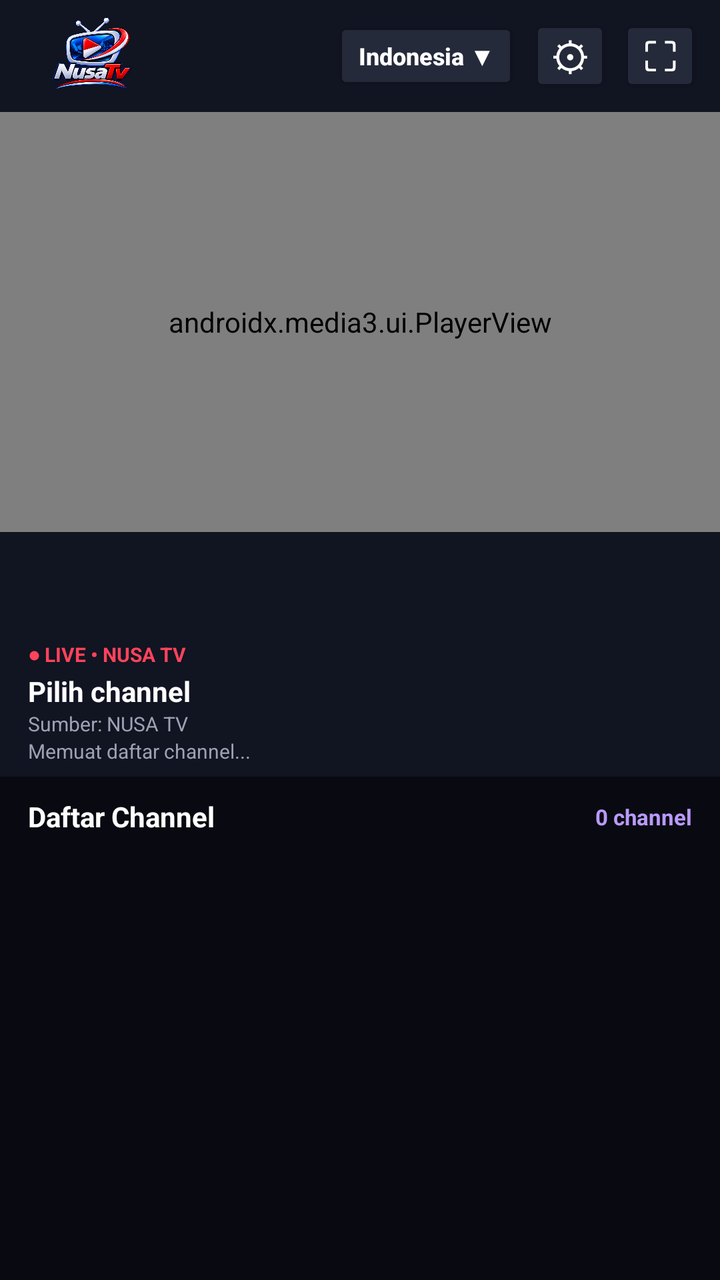
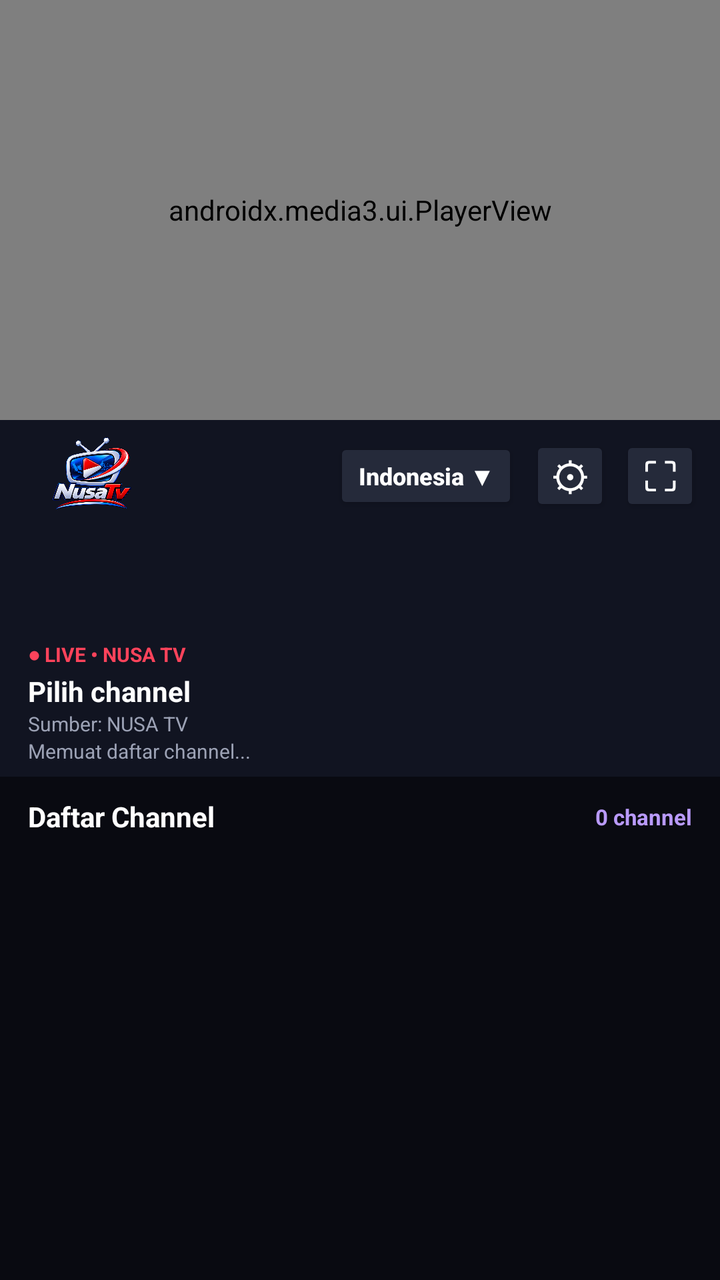

Screens rendered from an Android XML layout before and after an edit, with the pre-edit source and the edit as a unified diff.
<!-- AndroidManifest.xml: application theme Theme.AppCompat.NoActionBar -->
<!-- res/layout/activity_main.xml -->
<?xml version="1.0" encoding="utf-8"?>
<LinearLayout xmlns:android="http://schemas.android.com/apk/res/android"
    xmlns:app="http://schemas.android.com/apk/res-auto"
    android:id="@+id/rootLayout"
    android:layout_width="match_parent"
    android:layout_height="match_parent"
    android:background="#090A11"
    android:orientation="vertical">

    
    <LinearLayout
        android:id="@+id/headerBar"
        android:layout_width="match_parent"
        android:layout_height="56dp"
        android:background="#111421"
        android:gravity="center_vertical"
        android:orientation="horizontal"
        android:paddingStart="12dp"
        android:paddingEnd="10dp">
        <ImageView
            android:layout_width="68dp"
            android:layout_height="42dp"
            android:contentDescription="NUSA TV"
            android:scaleType="fitCenter"
            android:src="@drawable/nusa_tv_logo" />
        <View
            android:layout_width="0dp"
            android:layout_height="1dp"
            android:layout_weight="1" />
        <Button
            android:id="@+id/btnFilterIndo"
            android:layout_width="wrap_content"
            android:layout_height="38dp"
            android:backgroundTint="#252A3A"
            android:minWidth="92dp"
            android:paddingStart="10dp"
            android:paddingEnd="10dp"
            android:text="Indonesia ▼"
            android:textAllCaps="false"
            android:textColor="#FFFFFF"
            android:textSize="12sp"
            android:textStyle="bold" />
        <Button
            android:id="@+id/btnReload"
            android:layout_width="40dp"
            android:layout_height="40dp"
            android:layout_marginStart="6dp"
            android:backgroundTint="#252A3A"
            android:minWidth="0dp"
            android:padding="0dp"
            android:text="⚙"
            android:textColor="#FFFFFF"
            android:textSize="20sp"
            android:contentDescription="Pengaturan" />
        <Button
            android:id="@+id/btnStop"
            android:layout_width="40dp"
            android:layout_height="40dp"
            android:layout_marginStart="5dp"
            android:backgroundTint="#252A3A"
            android:minWidth="0dp"
            android:padding="0dp"
            android:text="■"
            android:textColor="#FFFFFF"
            android:visibility="gone"
            android:contentDescription="Berhenti" />
        <Button
            android:id="@+id/btnFullscreen"
            android:layout_width="40dp"
            android:layout_height="40dp"
            android:layout_marginStart="5dp"
            android:backgroundTint="#252A3A"
            android:minWidth="0dp"
            android:padding="0dp"
            android:text="⛶"
            android:textColor="#FFFFFF"
            android:textSize="20sp"
            android:contentDescription="Layar penuh" />
    </LinearLayout>

    
    <FrameLayout
        android:id="@+id/playerContainer"
        android:layout_width="match_parent"
        android:layout_height="210dp"
        android:background="#000000"
        android:clickable="true"
        android:focusable="true">
        <androidx.media3.ui.PlayerView
            android:id="@+id/playerView"
            android:layout_width="match_parent"
            android:layout_height="match_parent"
            app:resize_mode="fit"
            app:show_buffering="when_playing"
            app:use_controller="false" />
    </FrameLayout>

    
    <HorizontalScrollView
        android:id="@+id/serverTabsScroll"
        android:layout_width="match_parent"
        android:layout_height="48dp"
        android:background="#111421"
        android:fillViewport="false"
        android:scrollbars="none"
        android:paddingStart="12dp"
        android:paddingEnd="12dp">
        <LinearLayout
            android:id="@+id/serverTabs"
            android:layout_width="wrap_content"
            android:layout_height="match_parent"
            android:gravity="center_vertical"
            android:orientation="horizontal" />
    </HorizontalScrollView>

    <LinearLayout
        android:id="@+id/welcomePanel"
        android:layout_width="match_parent"
        android:layout_height="wrap_content"
        android:background="#111421"
        android:orientation="vertical"
        android:paddingStart="14dp"
        android:paddingEnd="14dp"
        android:paddingTop="6dp"
        android:paddingBottom="6dp">
        <TextView android:id="@+id/tvLiveLabel" android:layout_width="wrap_content" android:layout_height="wrap_content" android:text="● LIVE • NUSA TV" android:textColor="#FF435B" android:textSize="10sp" android:textStyle="bold" />
        <TextView android:id="@+id/tvWelcomeTitle" android:layout_width="match_parent" android:layout_height="wrap_content" android:layout_marginTop="2dp" android:maxLines="1" android:text="Pilih channel" android:textColor="#FFFFFF" android:textSize="14sp" android:textStyle="bold" />
        <TextView android:id="@+id/tvWelcomeDesc" android:layout_width="match_parent" android:layout_height="wrap_content" android:maxLines="1" android:text="Sumber: NUSA TV" android:textColor="#9CA2B5" android:textSize="10sp" />
        <Button android:id="@+id/btnRetry" android:layout_width="wrap_content" android:layout_height="36dp" android:text="Coba lagi" android:visibility="gone" />
        <TextView android:id="@+id/tvStatus" android:layout_width="match_parent" android:layout_height="wrap_content" android:maxLines="1" android:text="Memuat daftar channel..." android:textColor="#9CA2B5" android:textSize="10sp" />
    </LinearLayout>

    <LinearLayout
        android:id="@+id/statsBar"
        android:layout_width="match_parent"
        android:layout_height="40dp"
        android:background="#090A11"
        android:gravity="center_vertical"
        android:orientation="horizontal"
        android:paddingStart="14dp"
        android:paddingEnd="14dp">
        <TextView android:id="@+id/tvSectionTitle" android:layout_width="0dp" android:layout_height="wrap_content" android:layout_weight="1" android:text="Daftar Channel" android:textColor="#FFFFFF" android:textSize="14sp" android:textStyle="bold" />
        <TextView android:id="@+id/tvStats" android:layout_width="wrap_content" android:layout_height="wrap_content" android:text="0 channel" android:textColor="#B99AFB" android:textSize="11sp" android:textStyle="bold" />
    </LinearLayout>

    <androidx.recyclerview.widget.RecyclerView
        android:id="@+id/rvChannels"
        android:layout_width="match_parent"
        android:layout_height="0dp"
        android:layout_weight="1"
        android:background="#090A11"
        android:clipToPadding="false"
        android:paddingStart="9dp"
        android:paddingEnd="9dp"
        android:paddingTop="4dp"
        android:paddingBottom="8dp" />
</LinearLayout>
<!-- resources referenced by this layout -->
<resources>
  <!-- drawable nusa_tv_logo: png bitmap (drawable, 253954 bytes) -->
</resources>

<!-- the commit's change to res/layout/activity_main.xml (unified diff, before → after) -->
@@ -6,6 +6,23 @@
     android:layout_height="match_parent"
     android:background="#090A11"
     android:orientation="vertical">
+
+    
+    <FrameLayout
+        android:id="@+id/playerContainer"
+        android:layout_width="match_parent"
+        android:layout_height="210dp"
+        android:background="#000000"
+        android:clickable="true"
+        android:focusable="true">
+        <androidx.media3.ui.PlayerView
+            android:id="@+id/playerView"
+            android:layout_width="match_parent"
+            android:layout_height="match_parent"
+            app:resize_mode="fit"
+            app:show_buffering="when_playing"
+            app:use_controller="false" />
+    </FrameLayout>
 
     
     <LinearLayout
@@ -78,22 +95,6 @@
             android:contentDescription="Layar penuh" />
     </LinearLayout>
 
-    
-    <FrameLayout
-        android:id="@+id/playerContainer"
-        android:layout_width="match_parent"
-        android:layout_height="210dp"
-        android:background="#000000"
-        android:clickable="true"
-        android:focusable="true">
-        <androidx.media3.ui.PlayerView
-            android:id="@+id/playerView"
-            android:layout_width="match_parent"
-            android:layout_height="match_parent"
-            app:resize_mode="fit"
-            app:show_buffering="when_playing"
-            app:use_controller="false" />
-    </FrameLayout>
 
     
     <HorizontalScrollView
@@ -143,6 +144,52 @@
         <TextView android:id="@+id/tvStats" android:layout_width="wrap_content" android:layout_height="wrap_content" android:text="0 channel" android:textColor="#B99AFB" android:textSize="11sp" android:textStyle="bold" />
     </LinearLayout>
 
+    <LinearLayout
+        android:id="@+id/settingsPanel"
+        android:layout_width="match_parent"
+        android:layout_height="0dp"
+        android:layout_weight="1"
+        android:orientation="vertical"
+        android:background="#07111F"
+        android:padding="16dp"
+        android:visibility="gone">
+        <TextView
+            android:layout_width="match_parent"
+            android:layout_height="wrap_content"
+            android:text="Pengaturan"
+            android:textColor="#168DEB"
+            android:textSize="23sp"
+            android:textStyle="bold"
+            android:paddingBottom="12dp" />
+        <LinearLayout
+            android:id="@+id/settingsTabs"
+            android:layout_width="match_parent"
+            android:layout_height="52dp"
+            android:orientation="horizontal"
+            android:background="#0D1A2A" />
+        <ScrollView
+            android:layout_width="match_parent"
+            android:layout_height="0dp"
+            android:layout_weight="1"
+            android:fillViewport="true">
+            <LinearLayout
+                android:id="@+id/settingsOptions"
+                android:layout_width="match_parent"
+                android:layout_height="wrap_content"
+                android:orientation="vertical"
+                android:paddingTop="14dp"
+                android:paddingBottom="18dp" />
+        </ScrollView>
+        <Button
+            android:id="@+id/btnSettingsBack"
+            android:layout_width="match_parent"
+            android:layout_height="50dp"
+            android:text="Kembali ke Daftar Channel"
+            android:textAllCaps="false"
+            android:textColor="#FFFFFF"
+            android:backgroundTint="#078DB8" />
+    </LinearLayout>
+
     <androidx.recyclerview.widget.RecyclerView
         android:id="@+id/rvChannels"
         android:layout_width="match_parent"
